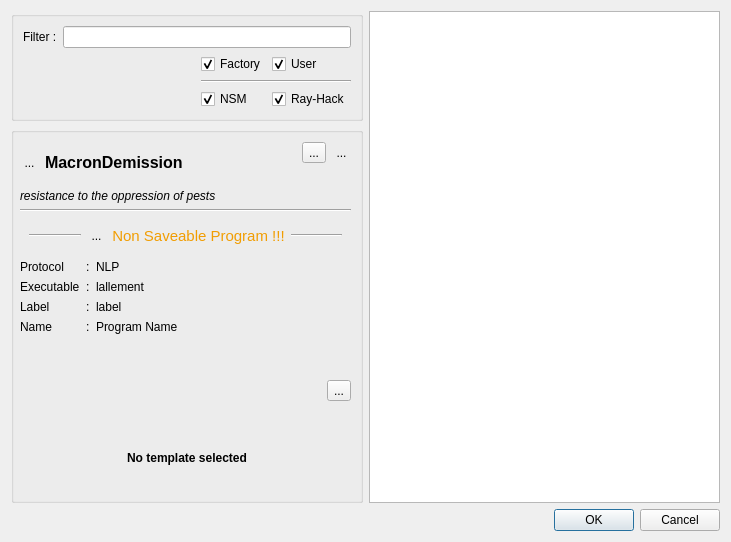
This is resources/ui/add_application.ui in Houston4444/RaySession as Qt 5 draws it before an edit. The edited form follows.
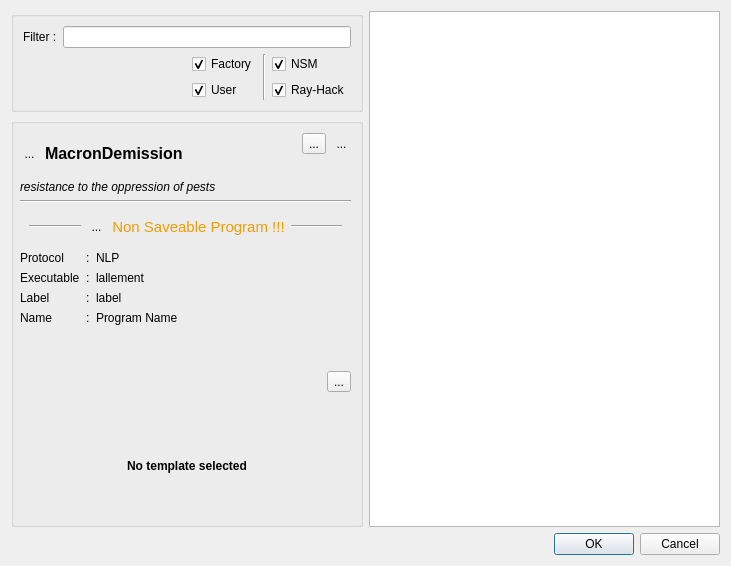
This is the edited form. Icons and pictures are not drawn. Custom widgets are drawn as their Qt base class.

Commit message: make NSM and RayHack filters work

The edit to the form file:
```diff
--- a/resources/ui/add_application.ui
+++ b/resources/ui/add_application.ui
@@ -10,7 +10,7 @@
     <x>0</x>
     <y>0</y>
     <width>731</width>
-    <height>542</height>
+    <height>566</height>
    </rect>
   </property>
   <property name="windowTitle">
@@ -52,29 +52,6 @@
           </item>
           <item>
            <layout class="QGridLayout" name="gridLayout">
-            <item row="0" column="2">
-             <widget class="QCheckBox" name="checkBoxUser">
-              <property name="text">
-               <string>User</string>
-              </property>
-              <property name="checked">
-               <bool>true</bool>
-              </property>
-             </widget>
-            </item>
-            <item row="2" column="2">
-             <widget class="QCheckBox" name="checkBox_2">
-              <property name="text">
-               <string>Ray-Hack</string>
-              </property>
-              <property name="checkable">
-               <bool>true</bool>
-              </property>
-              <property name="checked">
-               <bool>true</bool>
-              </property>
-             </widget>
-            </item>
             <item row="0" column="0">
              <spacer name="horizontalSpacer_3">
               <property name="orientation">
@@ -88,13 +65,10 @@
               </property>
              </spacer>
             </item>
-            <item row="2" column="1">
-             <widget class="QCheckBox" name="checkBox">
-              <property name="text">
-               <string>NSM</string>
-              </property>
-              <property name="checked">
-               <bool>true</bool>
+            <item row="0" column="2" rowspan="2">
+             <widget class="Line" name="line_6">
+              <property name="orientation">
+               <enum>Qt::Vertical</enum>
               </property>
              </widget>
             </item>
@@ -111,10 +85,42 @@
               </property>
              </widget>
             </item>
-            <item row="1" column="1" colspan="2">
-             <widget class="Line" name="line_4">
-              <property name="orientation">
-               <enum>Qt::Horizontal</enum>
+            <item row="0" column="3">
+             <widget class="QCheckBox" name="checkBoxNsm">
+              <property name="toolTip">
+               <string>&lt;html&gt;&lt;head/&gt;&lt;body&gt;&lt;p&gt;NSM is the protocol used by modern audio programs to ensure a good session management.&lt;/p&gt;&lt;/body&gt;&lt;/html&gt;</string>
+              </property>
+              <property name="text">
+               <string>NSM</string>
+              </property>
+              <property name="checked">
+               <bool>true</bool>
+              </property>
+             </widget>
+            </item>
+            <item row="1" column="1">
+             <widget class="QCheckBox" name="checkBoxUser">
+              <property name="text">
+               <string>User</string>
+              </property>
+              <property name="checked">
+               <bool>true</bool>
+              </property>
+             </widget>
+            </item>
+            <item row="1" column="3">
+             <widget class="QCheckBox" name="checkBoxRayHack">
+              <property name="toolTip">
+               <string>&lt;html&gt;&lt;head/&gt;&lt;body&gt;&lt;p&gt;&lt;span style=&quot; font-weight:600;&quot;&gt;Ray-Hack&lt;/span&gt; is a fake protocol that tries to manage non NSM compatible programs as it can.&lt;/p&gt;&lt;p&gt;It can be useful :&lt;/p&gt;&lt;ul style=&quot;margin-top: 0px; margin-bottom: 0px; margin-left: 0px; margin-right: 0px; -qt-list-indent: 1;&quot;&gt;&lt;li style=&quot; margin-top:12px; margin-bottom:0px; margin-left:0px; margin-right:0px; -qt-block-indent:0; text-indent:0px;&quot;&gt;for audio programs that don't have NSM implementation yet&lt;/li&gt;&lt;li style=&quot; margin-top:0px; margin-bottom:12px; margin-left:0px; margin-right:0px; -qt-block-indent:0; text-indent:0px;&quot;&gt;for non-audio programs&lt;/li&gt;&lt;/ul&gt;&lt;/body&gt;&lt;/html&gt;</string>
+              </property>
+              <property name="text">
+               <string>Ray-Hack</string>
+              </property>
+              <property name="checkable">
+               <bool>true</bool>
+              </property>
+              <property name="checked">
+               <bool>true</bool>
               </property>
              </widget>
             </item>
```
The commit also changes 1 other file.
